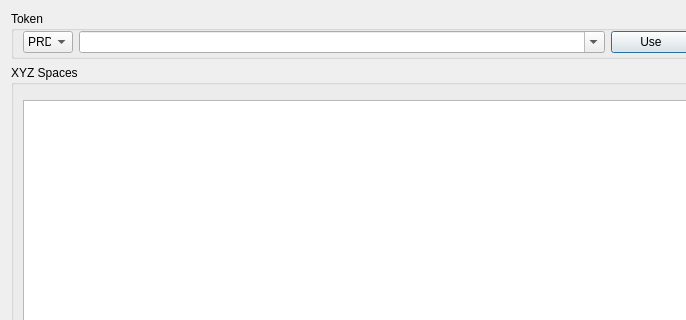
First picture: the form in XYZHubConnector/gui/ui/tab_dialog.ui, repository heremaps/xyz-qgis-plugin, before the edit; both pictures show x 0 to 686 and y 0 to 320 of the 800 by 578 pixel window.
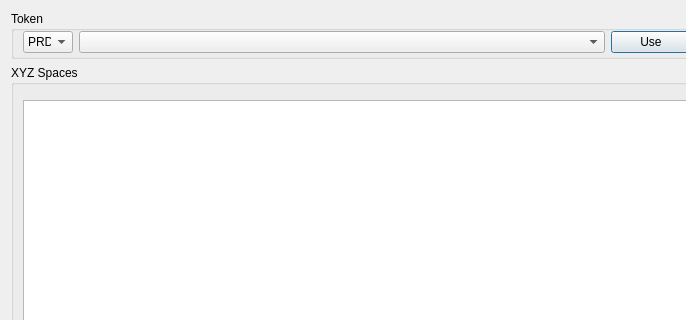
Second picture: the form after the edit. Custom widgets are drawn as their Qt base class.

Commit message: make token comboBox not editable

```diff
--- a/XYZHubConnector/gui/ui/tab_dialog.ui
+++ b/XYZHubConnector/gui/ui/tab_dialog.ui
@@ -81,7 +81,7 @@
          </sizepolicy>
         </property>
         <property name="editable">
-         <bool>true</bool>
+         <bool>false</bool>
         </property>
        </widget>
       </item>
```
The commit also changes 3 other files.
